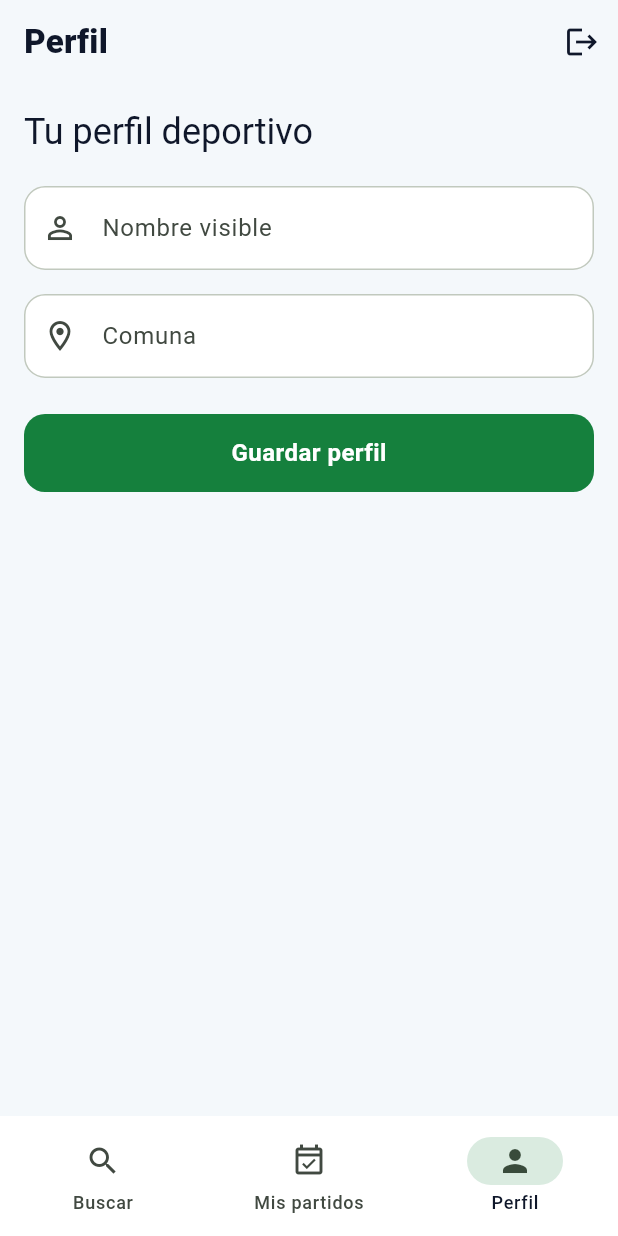
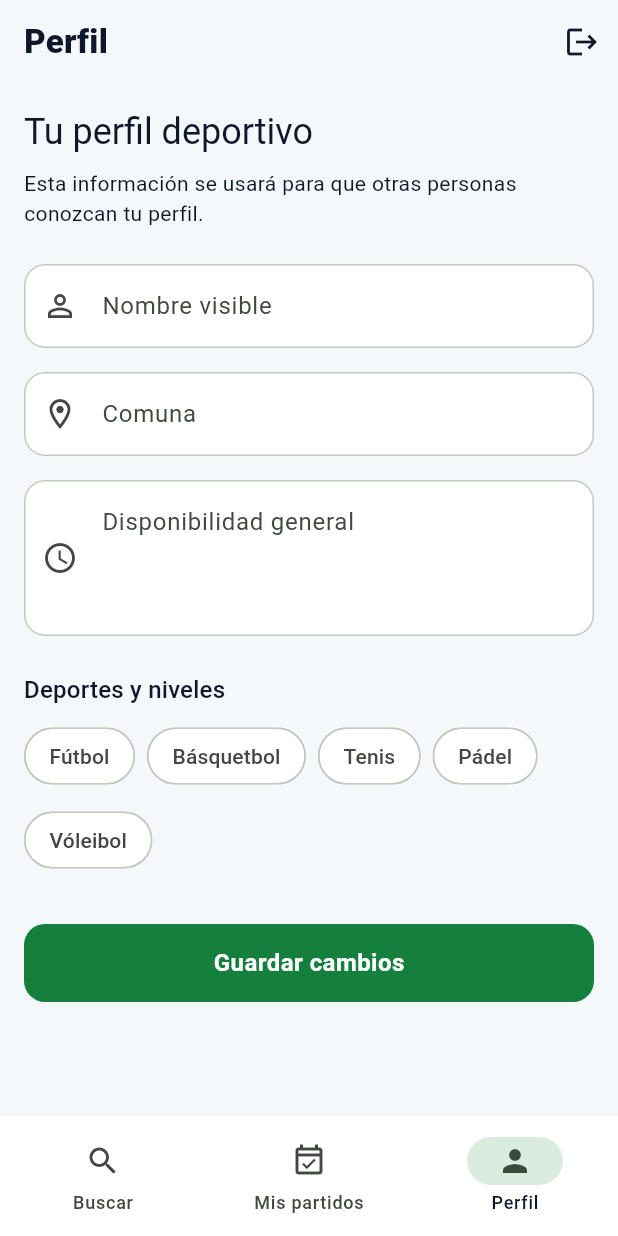
Before and after one commit to gmarinr/bvg_matchmaking, a Flutter app: the HomePage screen opened by its route, item 3 of the bottom bar chosen, on a phone screen of 412 x 824 dp. Run offline on Flutter 3.47's test engine with Material 3 defaults, Android fonts, the phone set to English and light mode, and no system bars; our stand-ins replace flutter_riverpod, go_router, supabase_flutter; accounts and stored records are empty.

Commit message:
Datos en registro y posibilidad de edición de perfil

```diff
--- a/lib/features/auth/data/fake_auth_repository.dart
+++ b/lib/features/auth/data/fake_auth_repository.dart
@@ -25,7 +25,9 @@ class FakeAuthRepository implements AuthRepository {
   @override
   Future<void> signUp({required String email, required String password}) async {
     await Future<void>.delayed(const Duration(milliseconds: 400));
-    _current = AppUser(id: 'fake-user-1', email: email);
+    // Las cuentas nuevas deben pasar por onboarding; el usuario semilla se
+    // reserva para los flujos existentes que comienzan con login.
+    _current = AppUser(id: 'fake-new-user', email: email);
     _controller.add(_current);
   }
 
--- a/lib/features/profile/presentation/profile_page.dart
+++ b/lib/features/profile/presentation/profile_page.dart
@@ -1,6 +1,8 @@
 import 'package:flutter/material.dart';
 import 'package:flutter_riverpod/flutter_riverpod.dart';
 
+import '../../../core/domain/enums.dart';
+import '../../../core/domain/sport.dart';
 import '../../../core/errors/failures.dart';
 import '../../auth/data/auth_providers.dart';
 import '../data/profile_providers.dart';
@@ -17,27 +19,49 @@ class ProfilePage extends ConsumerWidget {
     }
 
     final profile = ref.watch(profileProvider(user.id));
-    return profile.when(
-      loading: () => const Center(child: CircularProgressIndicator()),
-      error: (error, _) => Center(child: Text(_errorMessage(error))),
-      data: (value) => ProfileForm(userId: user.id, profile: value),
+    final sports = ref.watch(sportsProvider);
+    final userSports = ref.watch(userSportsProvider(user.id));
+
+    if (profile.isLoading || sports.isLoading || userSports.isLoading) {
+      return const Center(child: CircularProgressIndicator());
+    }
+
+    final error = profile.error ?? sports.error ?? userSports.error;
+    if (error != null) return Center(child: Text(_errorMessage(error)));
+
+    return ProfileForm(
+      userId: user.id,
+      profile: profile.value,
+      sports: sports.value ?? const [],
+      userSports: userSports.value ?? const [],
     );
   }
 }
 
 class ProfileForm extends ConsumerStatefulWidget {
-  const ProfileForm({required this.userId, required this.profile, super.key});
+  const ProfileForm({
+    required this.userId,
+    required this.profile,
+    required this.sports,
+    required this.userSports,
+    super.key,
+  });
 
   final String userId;
   final Profile? profile;
+  final List<Sport> sports;
+  final List<UserSport> userSports;
 
   @override
   ConsumerState<ProfileForm> createState() => _ProfileFormState();
 }
 
 class _ProfileFormState extends ConsumerState<ProfileForm> {
+  final _formKey = GlobalKey<FormState>();
   late final TextEditingController _displayName;
   late final TextEditingController _commune;
+  late final TextEditingController _availability;
+  late final Map<String, SkillLevel> _selectedSports;
   bool _loading = false;
 
   @override
@@ -47,20 +71,26 @@ class _ProfileFormState extends ConsumerState<ProfileForm> {
       text: widget.profile?.displayName ?? '',
     );
     _commune = TextEditingController(text: widget.profile?.commune ?? '');
+    _availability = TextEditingController(
+      text: widget.profile?.generalAvailability ?? '',
+    );
+    _selectedSports = {
+      for (final sport in widget.userSports) sport.sportId: sport.skillLevel,
+    };
   }
 
   @override
   void dispose() {
     _displayName.dispose();
     _commune.dispose();
+    _availability.dispose();
     super.dispose();
   }
 
   Future<void> _save() async {
-    if (_displayName.text.trim().isEmpty || _commune.text.trim().isEmpty) {
-      ScaffoldMessenger.of(context).showSnackBar(
-        const SnackBar(content: Text('Completa tu nombre y comuna.')),
-      );
+    if (!_formKey.currentState!.validate()) return;
+    if (_selectedSports.isEmpty) {
+      _showMessage('Selecciona al menos un deporte.');
       return;
     }
 
@@ -74,56 +104,148 @@ class _ProfileFormState extends ConsumerState<ProfileForm> {
       createdAt: current?.createdAt ?? now,
       updatedAt: now,
       avatarUrl: current?.avatarUrl,
-      generalAvailability: current?.generalAvailability,
+      generalAvailability: _availability.text.trim(),
     );
 
     try {
-      await ref.read(profileRepositoryProvider).upsertProfile(profile);
+      final repository = ref.read(profileRepositoryProvider);
+      await repository.upsertProfile(profile);
+
+      final selectedIds = _selectedSports.keys.toSet();
+      await Future.wait([
+        ..._selectedSports.entries.map(
+          (entry) => repository.setUserSport(
+            UserSport(
+              userId: widget.userId,
+              sportId: entry.key,
+              skillLevel: entry.value,
+            ),
+          ),
+        ),
+        ...widget.userSports
+            .where((sport) => !selectedIds.contains(sport.sportId))
+            .map(
+              (sport) => repository.removeUserSport(
+                userId: widget.userId,
+                sportId: sport.sportId,
+              ),
+            ),
+      ]);
+
       ref.invalidate(profileProvider(widget.userId));
-      if (mounted) {
-        ScaffoldMessenger.of(
-          context,
-        ).showSnackBar(const SnackBar(content: Text('Perfil guardado.')));
-      }
+      ref.invalidate(userSportsProvider(widget.userId));
+      if (mounted) _showMessage('Perfil actualizado.');
     } catch (error) {
-      if (mounted) {
-        ScaffoldMessenger.of(
-          context,
-        ).showSnackBar(SnackBar(content: Text(_errorMessage(error))));
-      }
+      if (mounted) _showMessage(_errorMessage(error));
     } finally {
       if (mounted) setState(() => _loading = false);
     }
   }
 
+  void _showMessage(String message) {
+    ScaffoldMessenger.of(context)
+      ..hideCurrentSnackBar()
+      ..showSnackBar(SnackBar(content: Text(message)));
+  }
+
   @override
   Widget build(BuildContext context) {
-    return ListView(
+    return Form(
+      key: _formKey,
+      child: ListView(
         padding: const EdgeInsets.all(16),
         children: [
           Text(
             'Tu perfil deportivo',
             style: Theme.of(context).textTheme.headlineSmall,
           ),
-        const SizedBox(height: 20),
-        TextField(
+          const SizedBox(height: 8),
+          Text(
+            'Esta información se usará para que otras personas conozcan tu perfil.',
+            style: Theme.of(context).textTheme.bodyMedium,
+          ),
+          const SizedBox(height: 24),
+          TextFormField(
             controller: _displayName,
             textCapitalization: TextCapitalization.words,
             decoration: const InputDecoration(
               labelText: 'Nombre visible',
               prefixIcon: Icon(Icons.person_outline),
             ),
+            validator: _requiredValidator('Completa tu nombre.'),
           ),
           const SizedBox(height: 16),
-        TextField(
+          TextFormField(
             controller: _commune,
             textCapitalization: TextCapitalization.words,
             decoration: const InputDecoration(
               labelText: 'Comuna',
               prefixIcon: Icon(Icons.location_on_outlined),
             ),
+            validator: _requiredValidator('Completa tu comuna.'),
+          ),
+          const SizedBox(height: 16),
+          TextFormField(
+            controller: _availability,
+            maxLines: 3,
+            decoration: const InputDecoration(
+              labelText: 'Disponibilidad general',
+              hintText: 'Ej.: tardes de lunes a viernes y sabados AM',
+              prefixIcon: Icon(Icons.schedule_outlined),
+              alignLabelWithHint: true,
+            ),
+            validator: _requiredValidator('Completa tu disponibilidad.'),
           ),
           const SizedBox(height: 24),
+          Text(
+            'Deportes y niveles',
+            style: Theme.of(context).textTheme.titleMedium,
+          ),
+          const SizedBox(height: 8),
+          Wrap(
+            spacing: 8,
+            runSpacing: 8,
+            children: [
+              for (final sport in widget.sports)
+                FilterChip(
+                  label: Text(sport.name),
+                  selected: _selectedSports.containsKey(sport.id),
+                  onSelected: (selected) {
+                    setState(() {
+                      if (selected) {
+                        _selectedSports[sport.id] = SkillLevel.intermediate;
+                      } else {
+                        _selectedSports.remove(sport.id);
+                      }
+                    });
+                  },
+                ),
+            ],
+          ),
+          const SizedBox(height: 16),
+          for (final sport in widget.sports)
+            if (_selectedSports.containsKey(sport.id)) ...[
+              DropdownButtonFormField<SkillLevel>(
+                value: _selectedSports[sport.id],
+                decoration: InputDecoration(labelText: 'Nivel en ${sport.name}'),
+                items: [
+                  for (final level in SkillLevel.values)
+                    DropdownMenuItem(
+                      value: level,
+                      child: Text(_skillLabel(level)),
+                    ),
+                ],
+                onChanged: (level) {
+                  if (level != null) {
+                    setState(() => _selectedSports[sport.id] = level);
+                  }
+                },
+              ),
+              const SizedBox(height: 12),
+            ],
+          if (widget.sports.isEmpty)
+            const Text('No hay deportes disponibles en este momento.'),
+          const SizedBox(height: 16),
           FilledButton(
             onPressed: _loading ? null : _save,
             child: _loading
@@ -132,12 +254,24 @@ class _ProfileFormState extends ConsumerState<ProfileForm> {
                     width: 22,
                     child: CircularProgressIndicator(strokeWidth: 2),
                   )
-              : const Text('Guardar perfil'),
+                : const Text('Guardar cambios'),
           ),
         ],
+      ),
     );
   }
 }
+
+String? Function(String?) _requiredValidator(String message) => (value) {
+      if ((value ?? '').trim().isEmpty) return message;
+      return null;
+    };
+
+String _skillLabel(SkillLevel level) => switch (level) {
+      SkillLevel.beginner => 'Principiante',
+      SkillLevel.intermediate => 'Intermedio',
+      SkillLevel.advanced => 'Avanzado',
+    };
 
 String _errorMessage(Object error) {
   if (error is Failure) return error.message;
```
Also changed, not shown: lib/app/router.dart (+38 -2 lines), lib/features/profile/data/fake_profile_repository.dart (+9 -1 lines), lib/features/profile/presentation/onboarding_page.dart (added, +301 -0 lines), 5 other files. Lines whose indentation alone changed are shown as unchanged.
